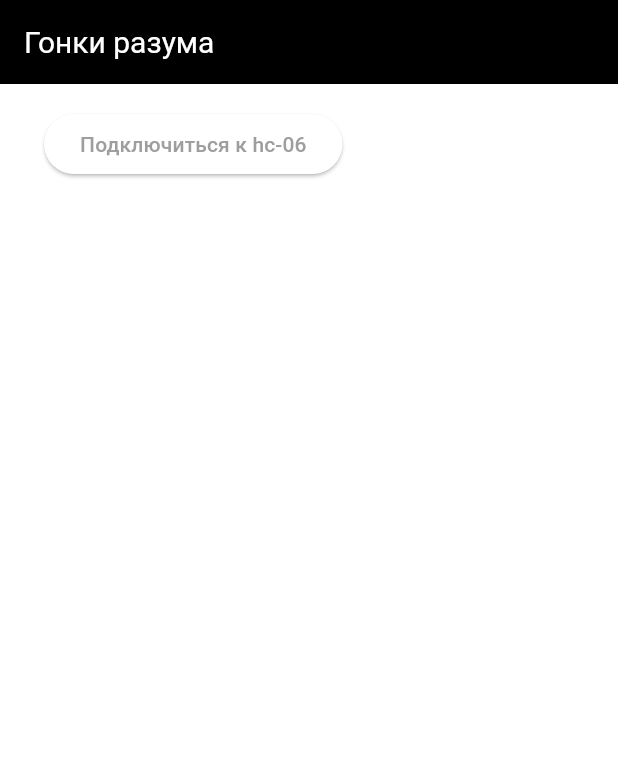
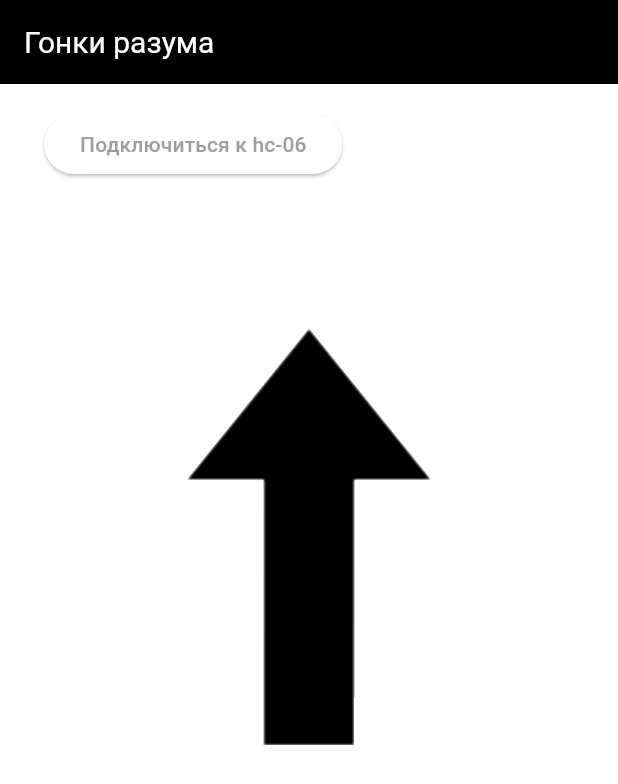
Before and after one commit to Ebinhaus/path_finder_smolgu_edition, a Flutter app: the screen it shows after launch, on a phone screen of 412 x 824 dp. Shown: the top 784 px of the screen. Run offline on Flutter 3.47's test engine with Material 2 defaults, Android fonts, the light colour scheme and no system bars; our stand-ins replace flutter_bluetooth_serial.

Commit message:
final version

```diff
--- a/lib/main.dart
+++ b/lib/main.dart
@@ -1,11 +1,9 @@
 import 'dart:convert';
-import 'dart:ffi';
 import 'dart:typed_data';
 
 import 'package:flutter/material.dart';
 import 'package:flutter/services.dart';
 import 'package:flutter_bluetooth_serial/flutter_bluetooth_serial.dart';
-import 'dart:convert';
 
 void main() {
   runApp(const MyApp());
@@ -47,8 +45,8 @@ class _MyHomePageState extends State<MyHomePage> {
   bool showDevices = false;
   List<BluetoothDiscoveryResult> results = <BluetoothDiscoveryResult>[];
   final GlobalKey<ScaffoldState> _scaffoldKey = GlobalKey<ScaffoldState>();
-  String attention = "--";
-  String meditation = "--";
+  String attention = "0";
+  String meditation = "0";
   bool status = false;
   String json = "";
   String consoleOutput = "";
@@ -71,6 +69,23 @@ class _MyHomePageState extends State<MyHomePage> {
     setState(() {
       startDiscovery();
     });
+  }
+
+  Widget findDirection(){
+    var attentionInt =  int.parse(attention);
+    var meditationInt = int.parse(meditation);
+    var delta = attentionInt - meditationInt;
+    if (delta.abs() < 15){
+      return const Image(image: AssetImage("assets/images/up.png"), fit: BoxFit.fill,);
+    }
+    else{
+      if (delta < 0){
+        return const Image(image: AssetImage("assets/images/right.png"), fit: BoxFit.fill,);
+      }
+      else{
+        return const Image(image: AssetImage("assets/images/left.png"), fit: BoxFit.fill,);
+      }
+    }
   }
 
   void connectedToDevice(String address, BuildContext context) async {
@@ -168,9 +183,13 @@ class _MyHomePageState extends State<MyHomePage> {
                 ),
               ]),
             ),
-
             Container(
-              margin: EdgeInsets.only(top: 40),
+              height: 300,
+              width: 300,
+              child: findDirection(),
+            ),
+            Container(
+              margin: EdgeInsets.only(top: 16),
               child: Column(
                 children: [
                   Align(alignment: Alignment.centerLeft, child: Text("Логи", style: TextStyle(fontSize: 26),)),
--- a/pubspec.yaml
+++ b/pubspec.yaml
@@ -60,8 +60,10 @@ flutter:
   uses-material-design: true
 
   # To add assets to your application, add an assets section, like this:
-  # assets:
-  #   - images/a_dot_burr.jpeg
+  assets:
+    - assets/images/left.png
+    - assets/images/right.png
+    - assets/images/up.png
   #   - images/a_dot_ham.jpeg
 
   # An image asset can refer to one or more resolution-specific "variants", see
```
Also changed, not shown: assets/images/left.png (added), assets/images/right.png (added), assets/images/up.png (added).
